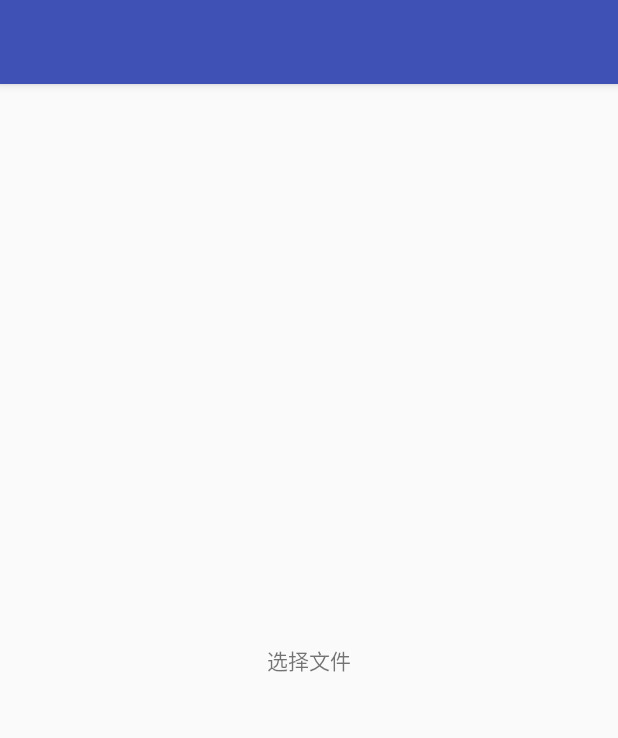
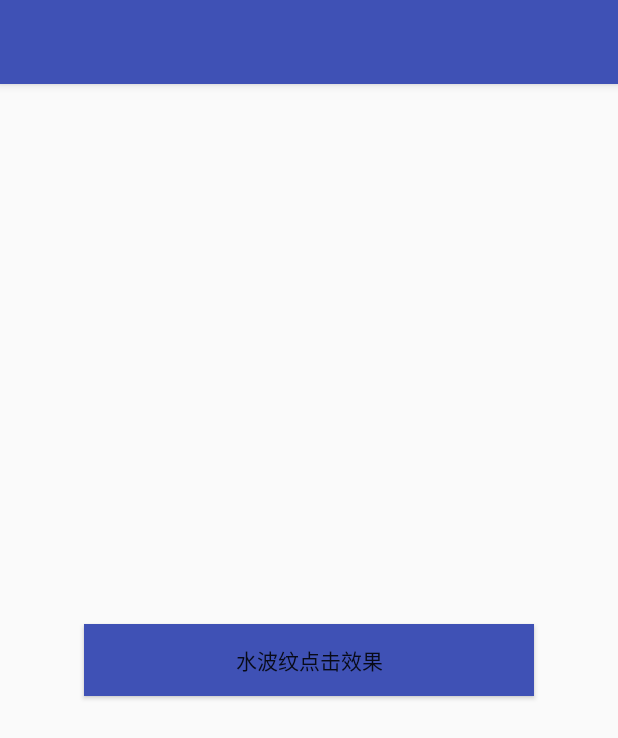
Before and after one commit to dxxs19/WanAndroidKotlin, an Android app: the screen it shows after launch (MainActivity), on a phone screen of 412 x 824 dp. Shown: the top 738 px of the screen. Run offline under Robolectric (Android 15) with nearby library versions, the phone set to English and light mode, and no system bars; our stand-ins replace RxJava.

Commit message:
水波纹点击效果添加

```diff
--- a/app/src/main/java/com/wei/wanandroidkotlin/MainActivity.kt
+++ b/app/src/main/java/com/wei/wanandroidkotlin/MainActivity.kt
@@ -43,8 +43,8 @@ class MainActivity : AppCompatActivity() {
 //        RxJavaOperators.testInterval()
 //        RxOperators().testFlatMap()
 //        AOPTest.login("xxxx", "123")
-        AOPTest.computePlus(10, 20000000)
-        /// TODO 分支测试
+//        AOPTest.computePlus(10, 20000000)
+        RxJavaOperators.testFlatMap()
     }
 
     private fun textRxBus() {
--- a/app/src/main/java/com/wei/wanandroidkotlin/rx/RxJavaOperators.java
+++ b/app/src/main/java/com/wei/wanandroidkotlin/rx/RxJavaOperators.java
@@ -2,8 +2,6 @@ package com.wei.wanandroidkotlin.rx;
 
 
 import android.util.Log;
-
-import com.wei.wanandroidkotlin.aop.annotation.TimeTrace;
 
 import org.reactivestreams.Subscriber;
 import org.reactivestreams.Subscription;
@@ -17,11 +15,13 @@ import io.reactivex.FlowableOnSubscribe;
 import io.reactivex.Observable;
 import io.reactivex.ObservableEmitter;
 import io.reactivex.ObservableOnSubscribe;
+import io.reactivex.ObservableSource;
 import io.reactivex.Observer;
 import io.reactivex.android.schedulers.AndroidSchedulers;
 import io.reactivex.disposables.Disposable;
 import io.reactivex.functions.BiFunction;
 import io.reactivex.functions.Consumer;
+import io.reactivex.functions.Function;
 import io.reactivex.functions.Predicate;
 import io.reactivex.schedulers.Schedulers;
 
@@ -141,6 +141,7 @@ public class RxJavaOperators {
     }
 
     private static Subscription subscription;
+
     public static void testInterval() {
         Flowable.interval(1, TimeUnit.MICROSECONDS)
                 .onBackpressureDrop()
@@ -198,6 +199,20 @@ public class RxJavaOperators {
         });
     }
 
+    public static void testFlatMap() {
+        Observable.just(1)
+                .flatMap(new Function<Integer, ObservableSource<String>>() {
+                    @Override
+                    public ObservableSource<String> apply(Integer integer) throws Exception {
+                        return getObservable(integer);
+                    }
+                }).subscribe(observer);
+    }
+
+    private static ObservableSource<String> getObservable(Integer integer) {
+        return Observable.just("I'm come from 'getObservable' method!");
+    }
+
     public static void testZip() {
         Observable.zip(observable1, observable2, new BiFunction<Integer, String, String>() {
             @Override
--- /dev/null
+++ b/app/src/main/res/drawable-v21/selector_ripple.xml
@@ -0,0 +1,5 @@
+<?xml version="1.0" encoding="utf-8"?>
+<ripple xmlns:android="http://schemas.android.com/apk/res/android"
+    android:color="#26A1FF">
+    <item android:drawable="@color/colorPrimary" />
+</ripple>
--- /dev/null
+++ b/app/src/main/res/drawable/selector_ripple.xml
@@ -0,0 +1,16 @@
+<?xml version="1.0" encoding="utf-8"?>
+<selector xmlns:android="http://schemas.android.com/apk/res/android">
+    <item android:state_pressed="true">
+        <shape>
+            <solid android:color="#26A1FF"/>
+            <corners android:radius="24dp"/>
+        </shape>
+    </item>
+
+    <item>
+        <shape>
+            <solid android:color="#0091FF"/>
+            <corners android:radius="24dp"/>
+        </shape>
+    </item>
+</selector>
--- a/app/src/main/res/layout/activity_main.xml
+++ b/app/src/main/res/layout/activity_main.xml
@@ -80,5 +80,14 @@
         app:layout_constraintRight_toRightOf="parent"
         app:layout_constraintTop_toTopOf="parent" />
 
+    <Button
+        android:layout_width="300dp"
+        android:layout_height="48dp"
+        android:text="水波纹点击效果"
+        app:layout_constraintBottom_toBottomOf="parent"
+        app:layout_constraintLeft_toLeftOf="parent"
+        app:layout_constraintRight_toRightOf="parent"
+        app:layout_constraintTop_toTopOf="parent"
+        android:background="@drawable/selector_ripple"/>
 
 </android.support.constraint.ConstraintLayout>
```
